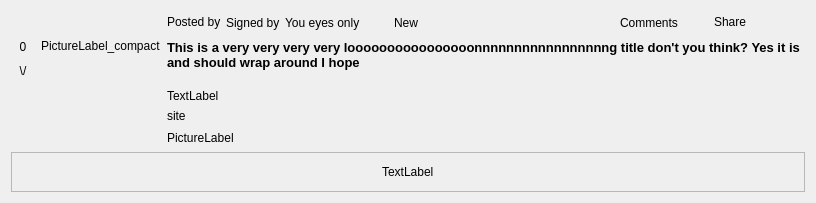
Qt form retroshare-gui/src/gui/Posted/BoardPostDisplayWidget.ui (RetroShare/RetroShare) before a commit.
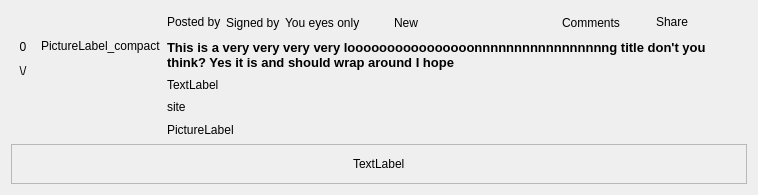
The same form after that commit. Icons and pictures are not drawn. Custom widgets are drawn as their Qt base class.

Commit message: attempt to fix size problem in boards display widget

The edit to the form file:
```diff
--- a/retroshare-gui/src/gui/Posted/BoardPostDisplayWidget.ui
+++ b/retroshare-gui/src/gui/Posted/BoardPostDisplayWidget.ui
@@ -6,8 +6,8 @@
    <rect>
     <x>0</x>
     <y>0</y>
-    <width>816</width>
-    <height>203</height>
+    <width>758</width>
+    <height>195</height>
    </rect>
   </property>
   <property name="sizePolicy">
@@ -22,12 +22,11 @@
   <property name="styleSheet">
    <string notr="true"/>
   </property>
+  <layout class="QHBoxLayout" name="horizontalLayout">
+   <item>
   <layout class="QVBoxLayout" name="verticalLayout_3">
    <item>
     <layout class="QHBoxLayout" name="horizontalLayout_6">
-     <property name="sizeConstraint">
-      <enum>QLayout::SetMinimumSize</enum>
-     </property>
      <item>
       <layout class="QVBoxLayout" name="verticalLayout">
        <property name="sizeConstraint">
@@ -123,6 +122,9 @@
          <property name="orientation">
           <enum>Qt::Vertical</enum>
          </property>
+           <property name="sizeType">
+            <enum>QSizePolicy::MinimumExpanding</enum>
+           </property>
          <property name="sizeHint" stdset="0">
           <size>
            <width>20</width>
@@ -305,7 +307,7 @@
        <item>
         <widget class="StyledLabel" name="titleLabel">
          <property name="sizePolicy">
-          <sizepolicy hsizetype="MinimumExpanding" vsizetype="Expanding">
+            <sizepolicy hsizetype="Preferred" vsizetype="Preferred">
            <horstretch>0</horstretch>
            <verstretch>0</verstretch>
           </sizepolicy>
@@ -445,6 +447,8 @@
       </item>
      </layout>
     </widget>
+     </item>
+    </layout>
    </item>
   </layout>
  </widget>
```
Left out of the diff: 2 changed lines with no effect on the pictures. Lines whose indentation alone changed are shown as unchanged. The commit also changes 1 other file.
